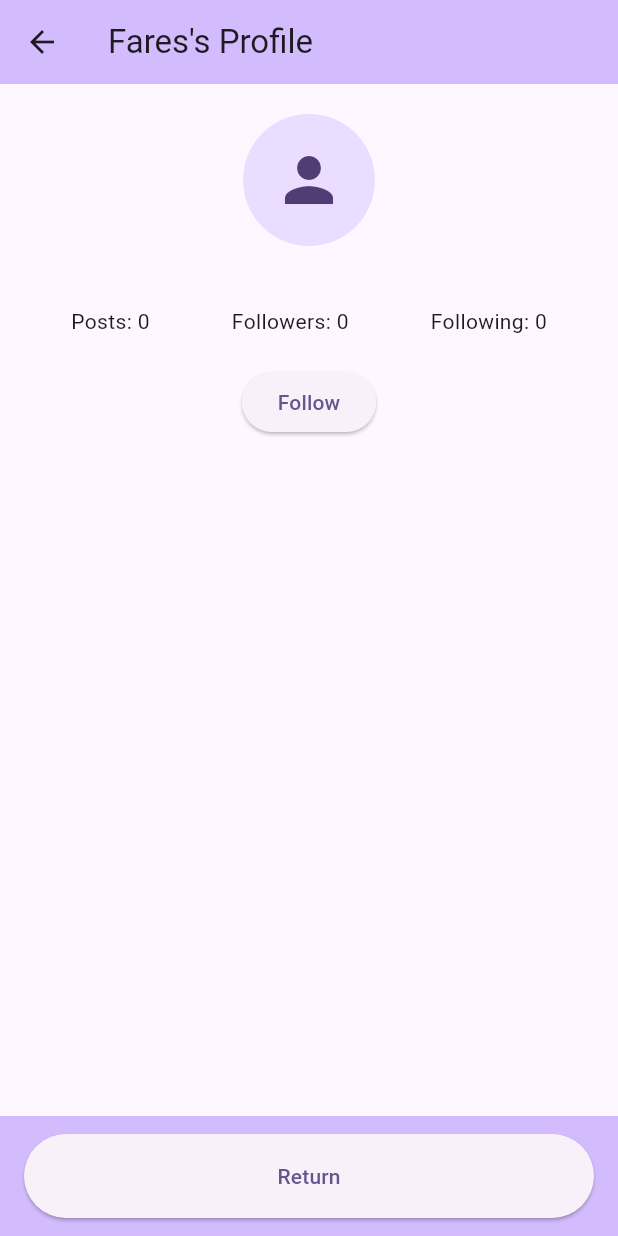
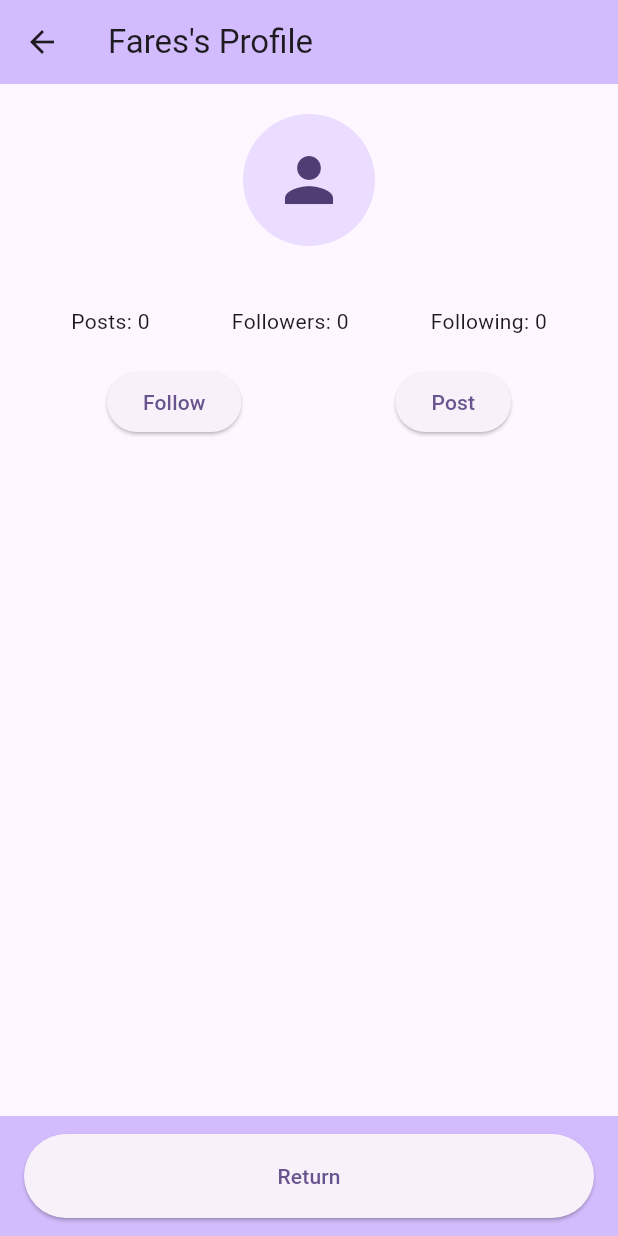
Before and after one commit to VoidExplorer/mobile-lab-3, a Flutter app: the screen it shows after launch, after a tap on "Fares's Profile", on a phone screen of 412 x 824 dp. Run offline on Flutter 3.47's test engine with Material 3 defaults, Android fonts, the phone set to English and light mode, and no system bars.

Commit message:
feat: implement totals tracking

```diff
--- a/lib/main.dart
+++ b/lib/main.dart
@@ -1,8 +1,13 @@
 import 'package:flutter/material.dart';
 import 'package:mobile_lab_3/profile_screens/fares_profile.dart';
+import 'package:mobile_lab_3/totals_provider.dart';
+import 'package:provider/provider.dart';
 
 void main() {
-  runApp(const MyApp());
+  runApp(ChangeNotifierProvider(
+      create: (context) => TotalsProvider(),
+      child: const MyApp())
+  );
 }
 
 class MyApp extends StatelessWidget {
@@ -30,10 +35,11 @@ class MyHomePage extends StatefulWidget {
   State<MyHomePage> createState() => _MyHomePageState();
 }
 
+
+
 class _MyHomePageState extends State<MyHomePage> {
   int _counter = 0;
-  int _total_followers = 0;
-  int _total_views = 0;
+
 
   void _incrementCounter() {
     setState(() {
@@ -43,6 +49,11 @@ class _MyHomePageState extends State<MyHomePage> {
 
   @override
   Widget build(BuildContext context) {
+    final totals_provider = context.watch<TotalsProvider>();
+
+    final _total_followers = totals_provider.total_followers;
+    final _total_posts = totals_provider.total_posts;
+
     return Scaffold(
       appBar: AppBar(
         backgroundColor: Theme.of(context).colorScheme.inversePrimary,
@@ -53,7 +64,7 @@ class _MyHomePageState extends State<MyHomePage> {
           mainAxisAlignment: .center,
           children: [
             Text("Total Followers: $_total_followers"),
-            Text("Total views: $_total_views"),
+            Text("Total posts: $_total_posts"),
             ElevatedButton(
                 onPressed: (){
                   Navigator.push(context,
--- a/lib/profile_screens/fares_profile.dart
+++ b/lib/profile_screens/fares_profile.dart
@@ -1,4 +1,6 @@
 import 'package:flutter/material.dart';
+import 'package:provider/provider.dart';
+import 'package:mobile_lab_3/totals_provider.dart';
 
 class FaresProfile extends StatefulWidget {
   const FaresProfile({super.key});
@@ -45,12 +47,25 @@ class _FaresProfile extends State<FaresProfile> {
                 Text("Following: ${_following}"),
               ],
             ),
-            ElevatedButton(
-                onPressed: () => setState(() {
-                  _followers++;
-                }),
-                child: Text("Follow")
-            )
+            Row(
+              mainAxisAlignment: .spaceAround,
+              children: [
+                ElevatedButton(
+                  onPressed: () => setState(() {
+                    context.read<TotalsProvider>().increment_total_followers();
+                    _followers++;
+                  }),
+                  child: Text("Follow"),
+                ),
+                ElevatedButton(
+                  onPressed: () => setState(() {
+                    context.read<TotalsProvider>().increment_total_posts();
+                    _posts++;
+                  }),
+                  child: Text("Post"),
+                ),
+              ],
+            ),
           ],
         ),
       ),
--- /dev/null
+++ b/lib/totals_provider.dart
@@ -0,0 +1,19 @@
+import 'package:flutter/material.dart';
+
+class TotalsProvider extends ChangeNotifier {
+  int _total_followers = 0;
+  int _total_posts = 0;
+
+  int get total_followers => _total_followers;
+  int get total_posts => _total_posts;
+
+  void increment_total_followers() {
+    _total_followers++;
+    notifyListeners();
+  }
+
+  void increment_total_posts() {
+    _total_posts++;
+    notifyListeners();
+  }
+}
```
Also changed, not shown: pubspec.lock.
